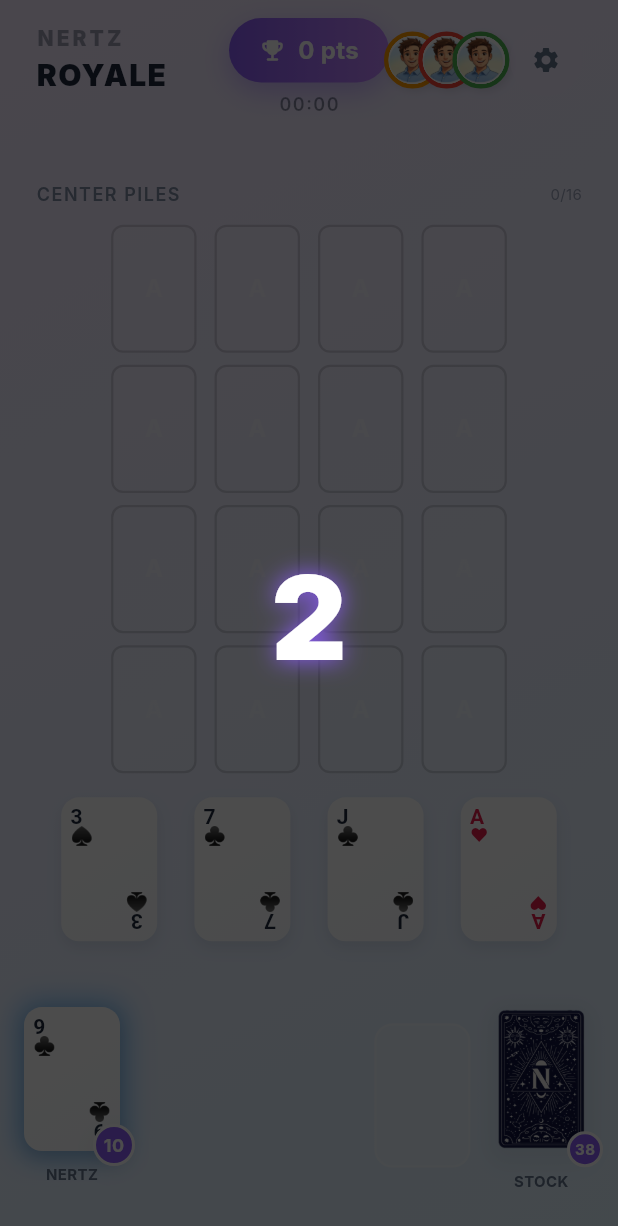
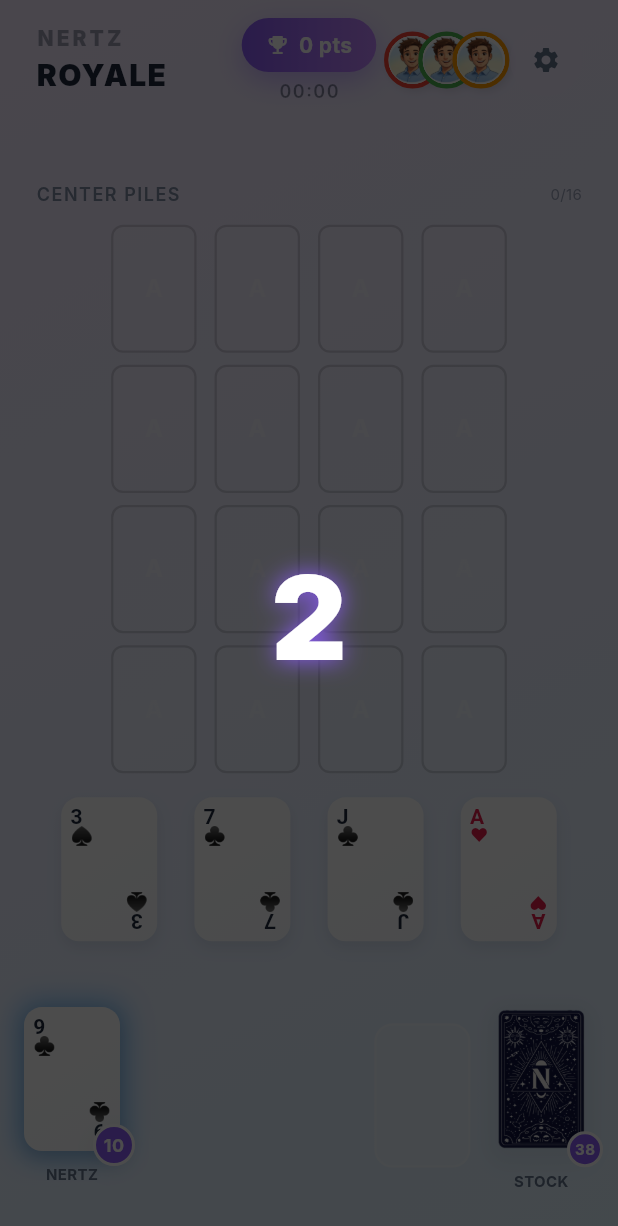
Before and after one commit to alexxtronic/nertzapp, a Flutter app: the screen it shows once a user with an empty profile is signed in, after a tap on "Play Offline", on a phone screen of 412 x 824 dp. Shown: the top 1226 px of the screen. Run offline on Flutter 3.47's test engine with Material 3 defaults, Android fonts, the phone set to English and light mode, and no system bars; our stand-ins replace audioplayers, confetti, flutter_image_compress, flutter_riverpod, image_picker, supabase_flutter; accounts and stored records are empty; network calls fail; Roboto replaces fonts that are missing (Inter, SF Pro Rounded).

Commit message:
Fix: Overflow, slow bots 40%, persist colors across rounds

```diff
--- a/lib/models/game_state.dart
+++ b/lib/models/game_state.dart
@@ -118,7 +118,12 @@ class GameState {
         isBot: player.isBot,
       );
       newState.scoreTotal = player.scoreTotal;
-      players[player.id] = newState;
+      // Preserve player color across rounds
+      if (player.playerColor != null) {
+        players[player.id] = newState.copyWith(playerColor: player.playerColor);
+      } else {
+        players[player.id] = newState;
+      }
     }
 
     phase = GamePhase.playing;
--- a/lib/state/game_provider.dart
+++ b/lib/state/game_provider.dart
@@ -4,6 +4,7 @@ library;
 
 import 'dart:async';
 import 'package:flutter/foundation.dart';
+import 'package:flutter/material.dart' hide ConnectionState;
 import 'package:nertz_royale/services/supabase_service.dart';
 import '../engine/bot_logic.dart';
 
@@ -72,8 +73,8 @@ class GameStateNotifier extends StateNotifier<GameState?> {
   void _startBotLoop() {
     _botTimer?.cancel();
     debugPrint('🤖 Starting bot loop...');
-    // 1500ms interval = Even slower per user request
-    _botTimer = Timer.periodic(const Duration(milliseconds: 1500), (timer) {
+    // 2100ms interval = 40% slower than previous 1500ms
+    _botTimer = Timer.periodic(const Duration(milliseconds: 2100), (timer) {
       if (state == null || state!.phase != GamePhase.playing) {
         return;
       }
@@ -118,9 +119,29 @@ class GameStateNotifier extends StateNotifier<GameState?> {
     newState.addPlayer('ai_2', 'Bot Bob', isBot: true);
     newState.addPlayer('ai_3', 'Bot Charlie', isBot: true);
 
+    // Assign colors for the match (will persist across rounds)
+    _assignPlayerColors(newState);
+
     newState.startRound();
     state = newState; // Trigger listeners once
     _startBotLoop();
+  }
+
+  void _assignPlayerColors(GameState gameState) {
+    final playerIds = gameState.players.keys.toList();
+    final colors = [
+      Color(0xFF2196F3), // Blue
+      Color(0xFFF44336), // Red
+      Color(0xFF4CAF50), // Green
+      Color(0xFFFF9800), // Orange
+    ];
+
+    for (int i = 0; i < playerIds.length; i++) {
+      final playerId = playerIds[i];
+      final player = gameState.players[playerId]!;
+      final color = colors[i % colors.length];
+      gameState.players[playerId] = player.copyWith(playerColor: color.value);
+    }
   }
 
   void joinGame(String matchId) {
--- a/lib/ui/widgets/game_board.dart
+++ b/lib/ui/widgets/game_board.dart
@@ -580,7 +580,7 @@ class _GameBoardState extends State<GameBoard> with TickerProviderStateMixin {
                 mainAxisSize: MainAxisSize.min,
                 children: [
                   Container(
-                    padding: const EdgeInsets.symmetric(horizontal: 20, vertical: 10),
+                    padding: const EdgeInsets.symmetric(horizontal: 16, vertical: 8),
                     decoration: BoxDecoration(
                       gradient: GameTheme.pillGradient,
                       borderRadius: BorderRadius.circular(30),
@@ -595,20 +595,20 @@ class _GameBoardState extends State<GameBoard> with TickerProviderStateMixin {
                     child: Row(
                       mainAxisSize: MainAxisSize.min,
                       children: [
-                        const Icon(Icons.emoji_events_rounded, color: Colors.white, size: 18),
-                        const SizedBox(width: 8),
+                        const Icon(Icons.emoji_events_rounded, color: Colors.white, size: 16),
+                        const SizedBox(width: 6),
                         Text(
                           '${gameState.countPlayerCardsInCenter(currentPlayerId)} pts',
                           style: const TextStyle(
                             color: Colors.white,
                             fontWeight: FontWeight.bold,
-                            fontSize: 16,
+                            fontSize: 14,
                           ),
                         ),
                       ],
                     ),
                   ),
-                  const SizedBox(height: 6),
+                  const SizedBox(height: 4),
                   if (gameState.phase == GamePhase.playing && gameState.roundStartTime != null)
                     StreamBuilder(
                       stream: Stream.periodic(const Duration(seconds: 1)),
```
